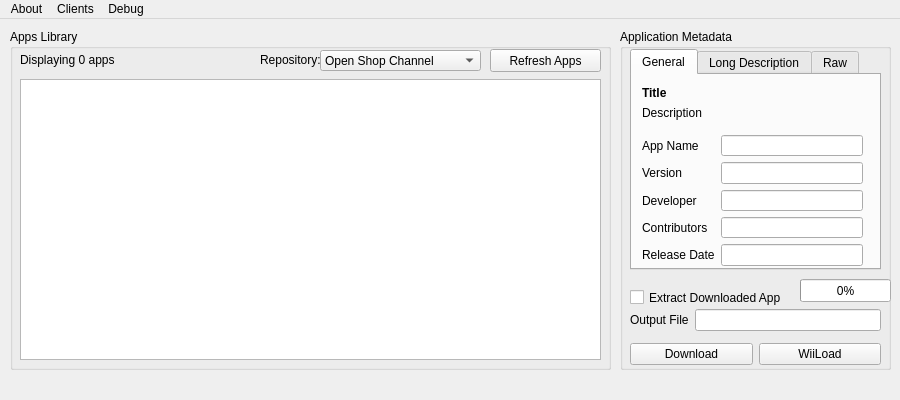
The window that gui/united.ui (dhtdht020/osc-dl) describes before a commit, drawn with Qt 5.
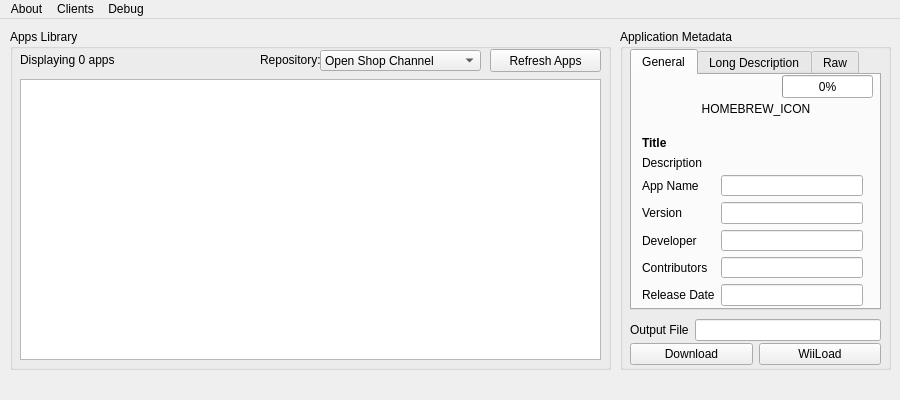
The same window after the commit.

Commit message: Basic icon viewing, very slow!

```diff
--- a/gui/united.ui
+++ b/gui/united.ui
@@ -138,39 +138,13 @@
     <property name="title">
      <string>Application Metadata</string>
     </property>
-    <widget class="QCheckBox" name="ExtractAppCheckbox">
-     <property name="geometry">
-      <rect>
-       <x>10</x>
-       <y>260</y>
-       <width>179</width>
-       <height>17</height>
-      </rect>
-     </property>
-     <property name="text">
-      <string>Extract Downloaded App</string>
-     </property>
-    </widget>
-    <widget class="QProgressBar" name="progressBar">
-     <property name="geometry">
-      <rect>
-       <x>180</x>
-       <y>250</y>
-       <width>91</width>
-       <height>23</height>
-      </rect>
-     </property>
-     <property name="value">
-      <number>0</number>
-     </property>
-    </widget>
     <widget class="QTabWidget" name="tabMetadata">
      <property name="geometry">
       <rect>
        <x>10</x>
        <y>20</y>
        <width>251</width>
-       <height>221</height>
+       <height>261</height>
       </rect>
      </property>
      <property name="currentIndex">
@@ -184,7 +158,7 @@
        <property name="geometry">
         <rect>
          <x>10</x>
-         <y>60</y>
+         <y>100</y>
          <width>221</width>
          <height>131</height>
         </rect>
@@ -287,7 +261,7 @@
        <property name="geometry">
         <rect>
          <x>10</x>
-         <y>30</y>
+         <y>80</y>
          <width>221</width>
          <height>16</height>
         </rect>
@@ -309,7 +283,7 @@
        <property name="geometry">
         <rect>
          <x>10</x>
-         <y>10</y>
+         <y>60</y>
          <width>221</width>
          <height>16</height>
         </rect>
@@ -336,6 +310,35 @@
         <set>Qt::LinksAccessibleByMouse|Qt::TextSelectableByMouse</set>
        </property>
       </widget>
+      <widget class="QProgressBar" name="progressBar">
+       <property name="geometry">
+        <rect>
+         <x>150</x>
+         <y>0</y>
+         <width>91</width>
+         <height>23</height>
+        </rect>
+       </property>
+       <property name="value">
+        <number>0</number>
+       </property>
+      </widget>
+      <widget class="QLabel" name="HomebrewIconLabel">
+       <property name="geometry">
+        <rect>
+         <x>60</x>
+         <y>10</y>
+         <width>128</width>
+         <height>48</height>
+        </rect>
+       </property>
+       <property name="text">
+        <string>HOMEBREW_ICON</string>
+       </property>
+       <property name="alignment">
+        <set>Qt::AlignCenter</set>
+       </property>
+      </widget>
      </widget>
      <widget class="QWidget" name="Description">
       <attribute name="title">
@@ -439,13 +442,26 @@
         </property>
        </column>
       </widget>
+      <widget class="QCheckBox" name="ExtractAppCheckbox">
+       <property name="geometry">
+        <rect>
+         <x>10</x>
+         <y>160</y>
+         <width>179</width>
+         <height>17</height>
+        </rect>
+       </property>
+       <property name="text">
+        <string>Extract Downloaded App</string>
+       </property>
+      </widget>
      </widget>
     </widget>
     <widget class="QWidget" name="formLayoutWidget_2">
      <property name="geometry">
       <rect>
        <x>10</x>
-       <y>280</y>
+       <y>290</y>
        <width>251</width>
        <height>22</height>
       </rect>
```
Left out of the diff: 10 changed lines with no effect on the pictures. The commit also changes 3 other files.
